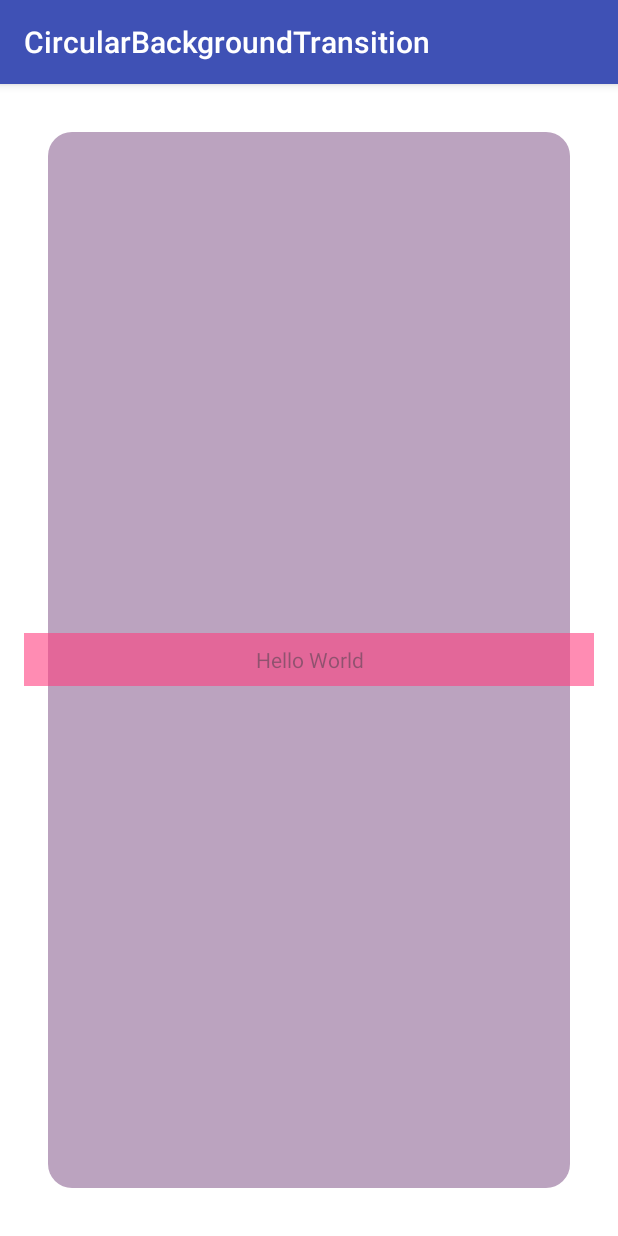
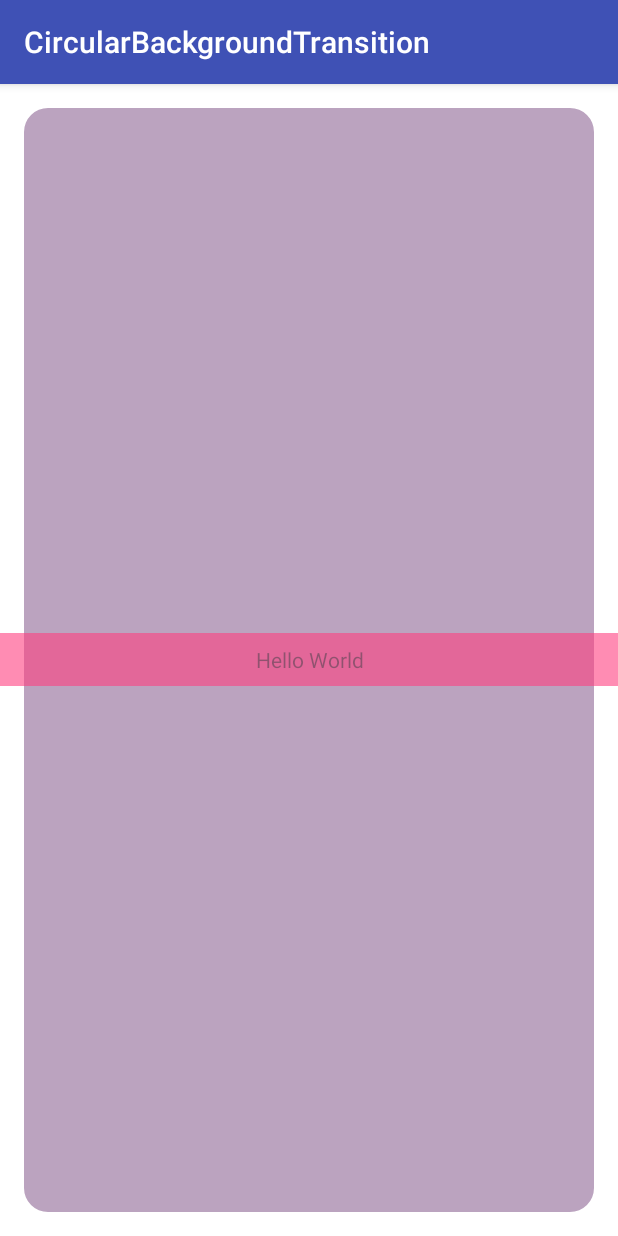
Before and after one commit to G00fY2/CircularBackgroundTransition, an Android app: the screen it shows after launch (MainActivity), on a phone screen of 412 x 824 dp. Run offline under Robolectric (Android 15) with nearby library versions, the phone set to English and light mode, and no system bars.

Commit message:
Use ShapeableImageView to draw the transition animation and properly handle layout resizing and transparent corners

```diff
--- a/app/src/main/res/layout/activity_main.xml
+++ b/app/src/main/res/layout/activity_main.xml
@@ -1,10 +1,10 @@
 <?xml version="1.0" encoding="utf-8"?>
 <com.g00fy2.circularbackgroundtransition.CircularBackgroundTransition
     xmlns:android="http://schemas.android.com/apk/res/android"
+    xmlns:tools="http://schemas.android.com/tools"
     android:id="@+id/circular_background_transition_view"
     android:layout_width="match_parent"
     android:layout_height="match_parent"
-    android:layout_margin="16dp"
     >
   <TextView
       android:layout_width="match_parent"
@@ -15,5 +15,6 @@
       android:gravity="center"
       android:padding="8dp"
       android:text="Hello World"
+      tools:ignore="HardcodedText"
       />
 </com.g00fy2.circularbackgroundtransition.CircularBackgroundTransition>
--- a/build.gradle
+++ b/build.gradle
@@ -5,7 +5,7 @@ buildscript {
   }
   dependencies {
     classpath 'com.android.tools.build:gradle:4.1.1'
-    classpath "org.jetbrains.kotlin:kotlin-gradle-plugin:1.4.20"
+    classpath "org.jetbrains.kotlin:kotlin-gradle-plugin:1.4.21"
   }
 }
 
--- a/circularbackgroundtransition/build.gradle
+++ b/circularbackgroundtransition/build.gradle
@@ -9,5 +9,5 @@ android {
 }
 
 dependencies {
-  compileOnly 'androidx.annotation:annotation:1.1.0'
+  implementation 'com.google.android.material:material:1.2.1'
 }
--- a/circularbackgroundtransition/src/main/java/com/g00fy2/circularbackgroundtransition/CircularBackgroundTransition.kt
+++ b/circularbackgroundtransition/src/main/java/com/g00fy2/circularbackgroundtransition/CircularBackgroundTransition.kt
@@ -5,19 +5,19 @@ import android.animation.AnimatorListenerAdapter
 import android.animation.ObjectAnimator
 import android.animation.ValueAnimator
 import android.content.Context
-import android.graphics.Bitmap
 import android.graphics.Canvas
-import android.graphics.Color
 import android.graphics.Paint
-import android.graphics.PorterDuff
-import android.graphics.PorterDuffXfermode
-import android.graphics.RectF
 import android.util.AttributeSet
 import android.util.TypedValue
+import android.view.ViewGroup
 import android.view.animation.AccelerateDecelerateInterpolator
 import android.widget.FrameLayout
 import androidx.annotation.ColorInt
 import androidx.annotation.Keep
+import com.google.android.material.imageview.ShapeableImageView
+import com.google.android.material.shape.CornerFamily
+import com.google.android.material.shape.ShapeAppearanceModel
+import kotlin.math.roundToInt
 import kotlin.math.sqrt
 
 @Suppress("unused")
@@ -27,51 +27,55 @@ class CircularBackgroundTransition @JvmOverloads constructor(
   defStyleAttr: Int = 0
 ) : FrameLayout(context, attrs, defStyleAttr) {
 
+  private val backgroundView: CircularBackgroundTransitionView
+
+  init {
+    backgroundView = CircularBackgroundTransitionView(context)
+    addView(backgroundView, ViewGroup.LayoutParams(LayoutParams.MATCH_PARENT, LayoutParams.MATCH_PARENT))
+    TypedValue.applyDimension(TypedValue.COMPLEX_UNIT_DIP, BACKGROUND_MARGINS, resources.displayMetrics).roundToInt()
+      .let { backgroundView.setPadding(it, it, it, it) }
+  }
+
+  override fun setBackgroundColor(@ColorInt color: Int) {
+    backgroundView.setBackgroundColor(color)
+  }
+
+  fun startTransition(@ColorInt nextBackgroundColor: Int) {
+    backgroundView.startTransition(nextBackgroundColor)
+  }
+
+  private class CircularBackgroundTransitionView(context: Context) : ShapeableImageView(context) {
+
+    private val circlePaint = Paint(Paint.ANTI_ALIAS_FLAG)
     private var animator: ValueAnimator? = null
-  private val layoutCornerRadius =
-    TypedValue.applyDimension(TypedValue.COMPLEX_UNIT_DIP, LAYOUT_CORNER_RADIUS, resources.displayMetrics)
-  private val layoutMaskWidth =
-    TypedValue.applyDimension(TypedValue.COMPLEX_UNIT_DIP, LAYOUT_MASK_WIDTH, resources.displayMetrics)
-  private val transparentPaint = Paint(Paint.ANTI_ALIAS_FLAG).apply {
-    color = Color.TRANSPARENT
-    xfermode = PorterDuffXfermode(PorterDuff.Mode.CLEAR)
-  }
-  private val circlePaint = Paint(Paint.ANTI_ALIAS_FLAG)
-  private var maskBitmap: Bitmap? = null
-  private var maskCanvas: Canvas? = null
-  private var maskRect = RectF()
     private var circleTransitionRadius = 0f
+    private var fillingRadius = 0f
     private var centerX = 0f
     private var centerY = 0f
+
+    init {
+      shapeAppearanceModel = ShapeAppearanceModel.builder(context, null, 0, 0).setAllCorners(
+        CornerFamily.ROUNDED,
+        TypedValue.applyDimension(TypedValue.COMPLEX_UNIT_DIP, CORNER_RADIUS, resources.displayMetrics)
+      ).build()
+    }
 
     override fun onLayout(changed: Boolean, left: Int, top: Int, right: Int, bottom: Int) {
       super.onLayout(changed, left, top, right, bottom)
       centerX = width / 2f
       centerY = height / 2f
-    if (maskBitmap == null || changed) {
-      maskBitmap = Bitmap.createBitmap(width, height, Bitmap.Config.ARGB_8888)
-      maskCanvas = Canvas(maskBitmap!!)
-    }
-    maskRect.set(
-      layoutMaskWidth,
-      layoutMaskWidth,
-      width.toFloat() - layoutMaskWidth,
-      height.toFloat() - layoutMaskWidth
-    )
+      fillingRadius = sqrt((width * width + height * height).toDouble()).toFloat() / 2
     }
 
     override fun onDraw(canvas: Canvas) {
       canvas.drawCircle(centerX, centerY, circleTransitionRadius, circlePaint)
-    maskCanvas!!.drawColor(Color.WHITE)
-    maskCanvas!!.drawRoundRect(maskRect, layoutCornerRadius, layoutCornerRadius, transparentPaint)
-    canvas.drawBitmap(maskBitmap!!, 0f, 0f, null)
+      super.onDraw(canvas)
     }
 
     fun startTransition(@ColorInt nextBackgroundColor: Int) {
       if (nextBackgroundColor == circlePaint.color) return
       if (animator?.isRunning == true) animator?.cancel()
       circlePaint.color = nextBackgroundColor
-    val fillingRadius = sqrt((width * width + height * height).toDouble()).toFloat() / 2
 
       animator = ObjectAnimator.ofFloat(this, "circleTransitionRadius", 0f, fillingRadius).apply {
         duration = ANIMATION_DURATION.toLong()
@@ -91,10 +95,11 @@ class CircularBackgroundTransition @JvmOverloads constructor(
       this.circleTransitionRadius = circleTransitionRadius
       invalidate()
     }
+  }
 
   companion object {
-    private const val LAYOUT_CORNER_RADIUS = 16f
-    private const val LAYOUT_MASK_WIDTH = 16f
+    private const val CORNER_RADIUS = 16f
+    private const val BACKGROUND_MARGINS = 16f
     private const val ANIMATION_DURATION = 500
   }
 }
```
Lines whose indentation alone changed are shown as unchanged.
